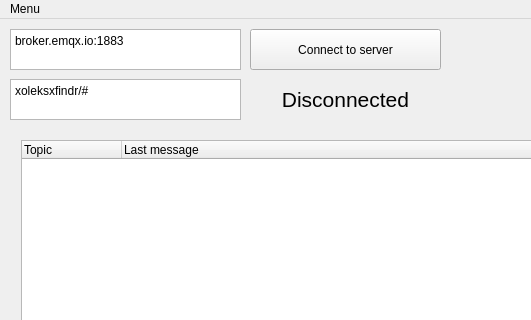
The window that src/mainwindow.ui (leSamo/ICP) describes before a commit, drawn with Qt 5; both pictures show x 0 to 531 and y 0 to 320 of the 1212 by 615 pixel window.
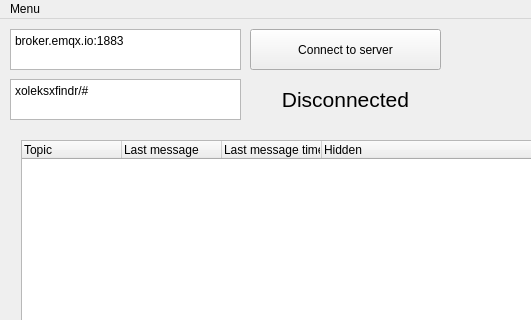
The same window after the commit.

Commit message: Dynamically update topic last message

```diff
--- a/src/mainwindow.ui
+++ b/src/mainwindow.ui
@@ -36,6 +36,16 @@
          <string>Last message</string>
         </property>
        </column>
+       <column>
+        <property name="text">
+         <string>Last message time</string>
+        </property>
+       </column>
+       <column>
+        <property name="text">
+         <string>Hidden</string>
+        </property>
+       </column>
       </widget>
      </item>
      <item>
```
The commit also changes 2 other files.
